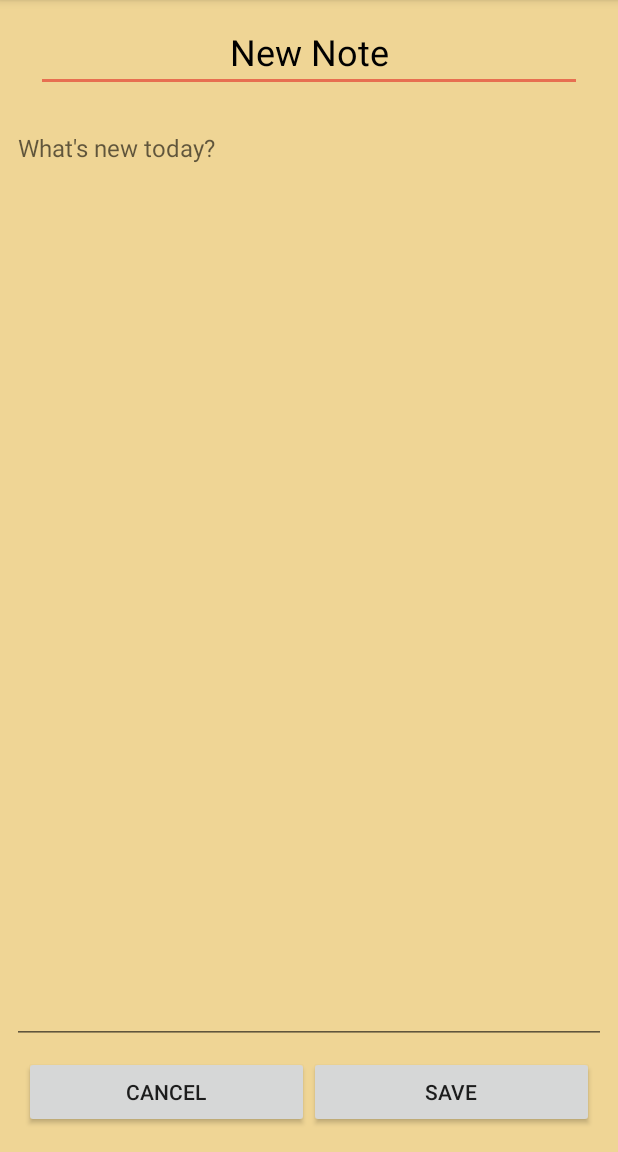
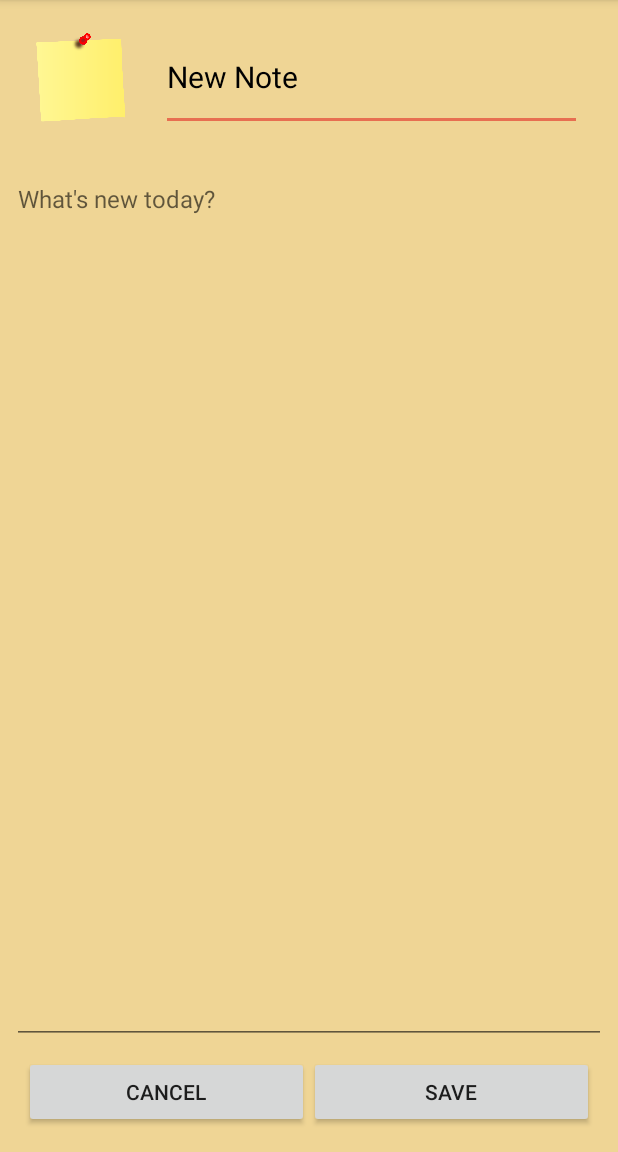
Before and after one commit to RiadhAdrani/project_noter_app, an Android app: the screen it shows after launch (NoteActivity), after a tap on an icon or button, on a phone screen of 412 x 824 dp, the part 84-1236 px from its top. Run offline under Robolectric (Android 15) with nearby library versions, the light colour scheme and no system bars.

Commit message:
added icon customization

```diff
--- a/app/src/main/java/com/example/noter/Note.java
+++ b/app/src/main/java/com/example/noter/Note.java
@@ -10,13 +10,11 @@
     public String content;
     public String title;
     public int nIcon;
-    public String file;
 
     // creating a dummy note using Lorem ipsum
-    public Note(String title, int nIcon,String file){
+    public Note(String title, int nIcon){
         this.title = title;
         this.nIcon = nIcon;
-        this.file = file;
         this.content = "Lorem ipsum dolor sit amet, consectetur adipiscing elit, sed do eiusmod tempor incididunt ut labore et dolore magna aliqua. Ut enim ad minim veniam, quis nostrud exercitation ullamco laboris nisi ut aliquip ex ea commodo consequat. Duis aute irure dolor in reprehenderit in voluptate velit esse cillum dolore eu fugiat nulla pariatur. Excepteur sint occaecat cupidatat non proident, sunt in culpa qui officia deserunt mollit anim id est laborum.";
     }
 
--- a/app/src/main/java/com/example/noter/NoteAdapter.java
+++ b/app/src/main/java/com/example/noter/NoteAdapter.java
@@ -10,7 +10,6 @@
 import android.widget.TextView;
 
 import androidx.annotation.NonNull;
-import androidx.appcompat.view.menu.MenuView;
 import androidx.recyclerview.widget.RecyclerView;
 
 import java.util.ArrayList;
--- a/app/src/main/res/layout/note_activity_layout.xml
+++ b/app/src/main/res/layout/note_activity_layout.xml
@@ -7,22 +7,45 @@
     android:background="@color/orange_yellow_light"
     tools:context=".NoteActivity">
 
-    <EditText
-        android:id="@+id/note_title"
+    <LinearLayout
+        android:id="@+id/group_icon_title"
         android:layout_width="match_parent"
         android:layout_height="wrap_content"
-        android:maxLines="1"
-        android:minLines="1"
-        android:hint="@string/titleHint"
-        android:text="@string/titleDefault"
-        android:textAlignment="center"
+        android:orientation="horizontal"
+        android:layout_marginHorizontal="8dp"
+        android:layout_marginVertical="8dp"
         app:layout_constraintTop_toTopOf="parent"
+        app:layout_constraintBottom_toTopOf="@id/note_text"
         app:layout_constraintLeft_toLeftOf="parent"
-        app:layout_constraintRight_toRightOf="parent"
-        app:layout_constraintBottom_toTopOf="@id/note_text"
-        android:layout_marginHorizontal="24dp"
-        android:layout_marginVertical="8dp"
-        style="@style/noteActivityTitleStyle"/>
+        app:layout_constraintRight_toRightOf="parent">
+
+        <ImageView
+            android:id="@+id/note_icon"
+            android:layout_width="75dp"
+            android:layout_height="75dp"
+            android:layout_gravity="center"
+            android:layout_marginStart="8dp"
+            android:contentDescription="@string/add_icon"
+            android:padding="8dp"
+            />
+
+        <EditText
+            android:id="@+id/note_title"
+            android:layout_gravity="center_vertical"
+            android:layout_width="0dp"
+            android:layout_height="wrap_content"
+            android:layout_weight="1"
+            android:maxLines="2"
+            android:minLines="2"
+            android:maxLength="50"
+            android:hint="@string/titleHint"
+            android:text="@string/titleDefault"
+            android:layout_marginHorizontal="16dp"
+            android:layout_marginVertical="8dp"
+            style="@style/noteActivityTitleStyle"/>
+
+    </LinearLayout>
+
 
     <EditText
         android:id="@+id/note_text"
@@ -31,7 +54,7 @@
         android:hint="@string/contentHint"
         android:gravity="top"
         android:minLines="1"
-        app:layout_constraintTop_toBottomOf="@id/note_title"
+        app:layout_constraintTop_toBottomOf="@id/group_icon_title"
         app:layout_constraintBottom_toTopOf="@id/note_button_bar"
         app:layout_constraintLeft_toLeftOf="parent"
         app:layout_constraintRight_toRightOf="parent"
--- a/app/src/main/res/layout/note_card_layout.xml
+++ b/app/src/main/res/layout/note_card_layout.xml
@@ -1,7 +1,7 @@
 <?xml version="1.0" encoding="utf-8"?>
 <androidx.cardview.widget.CardView xmlns:android="http://schemas.android.com/apk/res/android"
     android:layout_width="match_parent"
-    android:layout_height="wrap_content"
+    android:layout_height="100dp"
     xmlns:app="http://schemas.android.com/apk/res-auto"
     app:cardCornerRadius="4dp"
     android:layout_marginHorizontal="4dp"
@@ -19,12 +19,14 @@
             android:layout_height="75dp"
             android:layout_margin="4dp"
             android:padding="12dp"
+            android:layout_gravity="center"
             android:scaleType="fitCenter"
             android:src="@drawable/icon_small"/>
         <LinearLayout
             android:layout_width="0dp"
             android:layout_weight="1"
             android:layout_height="match_parent"
+            android:layout_marginVertical="8dp"
             android:orientation="vertical">
                 <TextView
                     android:id="@+id/card_title"
--- a/app/src/main/res/values/strings.xml
+++ b/app/src/main/res/values/strings.xml
@@ -1,21 +1,25 @@
 <resources>
     <string name="app_name">Noter</string>
 
+    <!-- MENUS & BUTTONS -->
     <string name="cancel">Cancel</string>
     <string name="save">Save</string>
     <string name="options">Options</string>
     <string name="new_note">New Note</string>
     <string name="duplicate_note">Duplicate</string>
     <string name="copy_content">Copy Content</string>
+    <string name="delete_note">Delete</string>
+
+    <!-- TOASTS | MESSAGES | ALERTS -->
     <string name="copy_content_toast">Content Copied !</string>
     <string name="note_created">Note created !</string>
     <string name="note_saved">Note saved !</string>
-    <string name="delete_note">Delete</string>
+    <string name="add_icon">Add a suitable icon</string>
+    <string name="icon_name_placeholder">Icon name</string>
 
-    <!-- NOTE ACTIVITY -->
+    <!-- PLACEHOLDERS -->
     <string name="titleHint">Note Name</string>
     <string name="titleDefault">New Note</string>
-
     <string name="contentHint">What\'s new today\? </string>
 
 </resources>
--- a/app/src/main/res/values/styles.xml
+++ b/app/src/main/res/values/styles.xml
@@ -45,7 +45,7 @@
     </style>
 
     <style name="noteActivityTitleStyle">
-        <item name="android:textSize">24sp</item>
+        <item name="android:textSize">20sp</item>
         <item name="android:textColor">@android:color/black</item>
     </style>
 
```
Also changed, not shown: app/src/main/java/com/example/noter/Icon.java (added, +11 -0 lines), app/src/main/java/com/example/noter/IconAdapter.java (added, +55 -0 lines), app/src/main/java/com/example/noter/MainActivity.java (+21 -22 lines), app/src/main/java/com/example/noter/NoteActivity.java (+78 -1 lines), app/src/main/java/com/example/noter/PickIconDialog.java (added, +59 -0 lines), app/src/main/res/layout/icon_layout.xml (added, +29 -0 lines), app/src/main/res/layout/icon_pick_layout.xml (added, +30 -0 lines).
